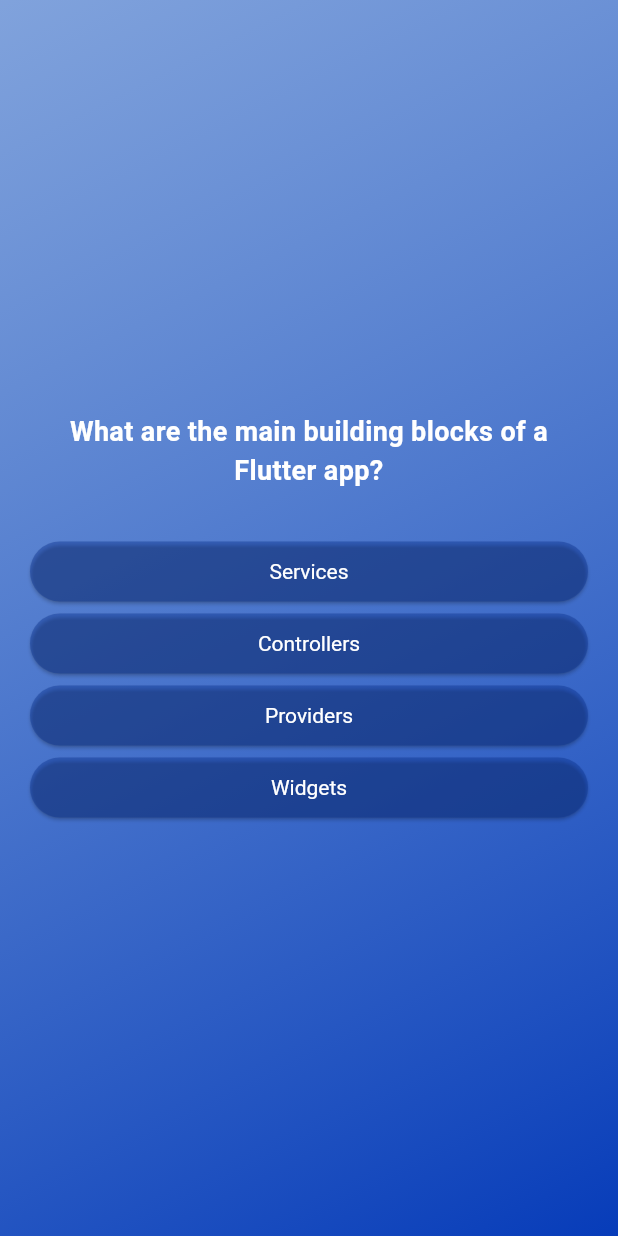
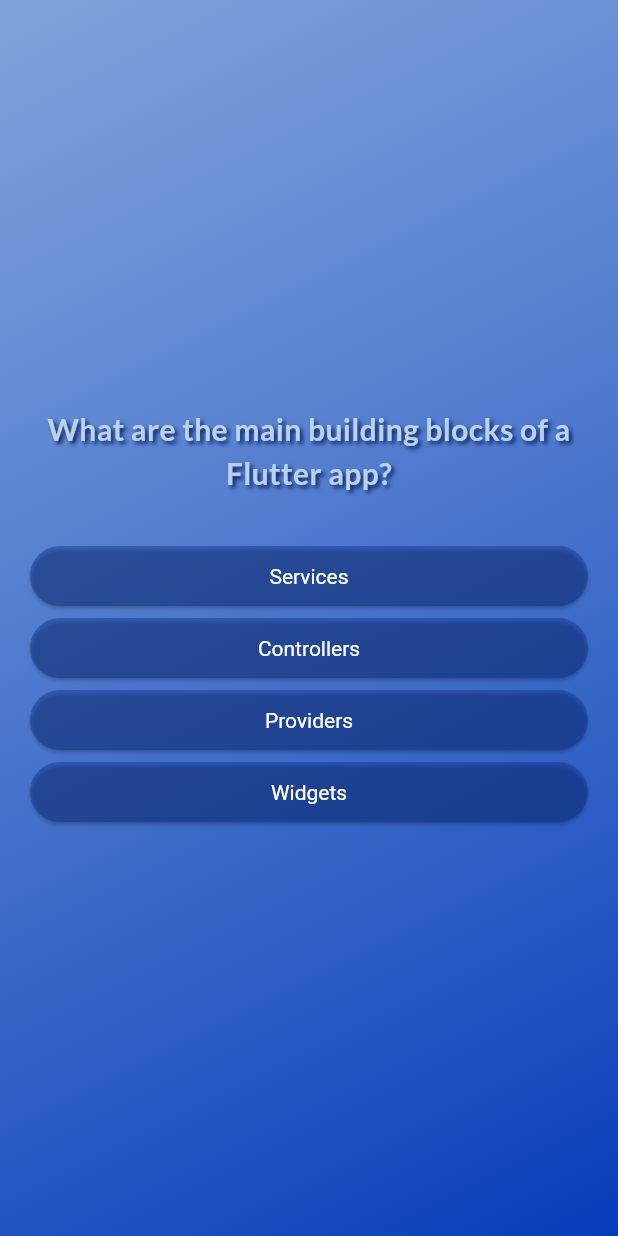
Before and after one commit to mdazharulhoque7/hqflutterquiz, a Flutter app: the screen it shows after launch, after a tap on "Start Quiz", on a phone screen of 412 x 824 dp. Run offline on Flutter 3.47's test engine with Material 3 defaults, Android fonts, the phone set to English and light mode, and no system bars; our stand-ins replace google_fonts.

Commit message:
using google fonts

```diff
--- a/lib/screens/questions.dart
+++ b/lib/screens/questions.dart
@@ -1,4 +1,5 @@
 import 'package:flutter/material.dart';
+import 'package:google_fonts/google_fonts.dart';
 import 'package:hqflutterquiz/data/questions.dart';
 import 'package:hqflutterquiz/models/quiz_questions.dart';
 import 'package:hqflutterquiz/widgets/answer_button.dart';
@@ -42,16 +43,33 @@
           children: [
             Text(
               currentQuestion.question,
-              style: const TextStyle(
-                color: Colors.white,
-                fontSize: 18,
+              // style: const TextStyle(
+              //   color: Colors.white,
+              //   fontSize: 18,
+              //   fontWeight: FontWeight.bold,
+              // ),
+              style: GoogleFonts.lato(
+                color: const Color.fromARGB(255, 186, 209, 233),
+                fontSize: 20,
                 fontWeight: FontWeight.bold,
+                textStyle: const TextStyle(
+                  shadows: [
+                    Shadow(
+                      color: Color.fromARGB(255, 6, 34, 98),
+                      offset: Offset(2, 2),
+                      blurRadius: 3,
+                    ),
+                  ],
+                ),
               ),
               textAlign: TextAlign.center,
             ),
             const SizedBox(height: 30),
             ...currentQuestion.getShuffledAnswers().map((answer) {
-              return AnswerButton(answerText: answer, onTap: () => answerQuestion(answer));
+              return AnswerButton(
+                answerText: answer,
+                onTap: () => answerQuestion(answer),
+              );
             }),
           ],
         ),
--- a/lib/screens/welcome.dart
+++ b/lib/screens/welcome.dart
@@ -1,4 +1,5 @@
 import 'package:flutter/material.dart';
+import 'package:google_fonts/google_fonts.dart';
 
 class WelcomeScreen extends StatelessWidget {
   final void Function() startQuiz;
@@ -19,7 +20,21 @@
           SizedBox(height: 80),
           Text(
             'Learn Flutter the fun way!',
-            style: TextStyle(fontSize: 24, fontWeight: FontWeight.bold, color: Colors.white),
+            // style: TextStyle(fontSize: 24, fontWeight: FontWeight.bold, color: Colors.white),
+            style: GoogleFonts.lato(
+              color: const Color.fromARGB(255, 255, 255, 255),
+              fontSize: 24,
+              fontWeight: FontWeight.bold,
+              textStyle: const TextStyle(
+                shadows: [
+                  Shadow(
+                    color: Color.fromARGB(255, 3, 17, 49),
+                    offset: Offset(2, 2),
+                    blurRadius: 3,
+                  ),
+                ],
+              ),
+            ),
           ),
           SizedBox(height: 30),
           OutlinedButton.icon(
--- a/pubspec.yaml
+++ b/pubspec.yaml
@@ -33,7 +33,8 @@
 
   # The following adds the Cupertino Icons font to your application.
   # Use with the CupertinoIcons class for iOS style icons.
-  cupertino_icons: ^1.0.8
+  cupertino_icons: ^1.0.9
+  google_fonts: ^8.1.0
 
 dev_dependencies:
   flutter_test:
```
Also changed, not shown: pubspec.lock, 2 other files.
